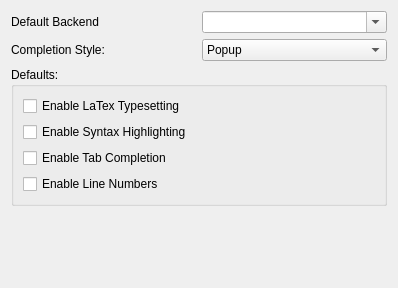
Qt form src/settings.ui (KDE/cantor) before a commit.
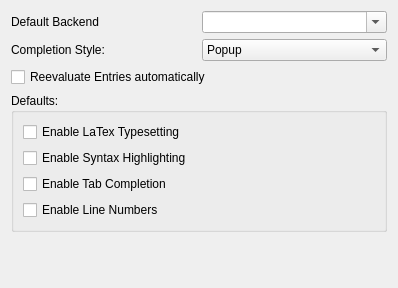
The same form after that commit. Custom widgets are drawn as their Qt base class.

```diff
--- a/src/settings.ui
+++ b/src/settings.ui
@@ -54,6 +54,16 @@
      </item>
     </layout>
    </item>
+   <item>
+    <widget class="QCheckBox" name="kcfg_AutoEval">
+     <property name="toolTip">
+      <string>When enabled, Cantor will automatically evaluate every entries below the current one</string>
+     </property>
+     <property name="text">
+      <string>Reevaluate Entries automatically</string>
+     </property>
+    </widget>
+   </item>
    <item>
     <layout class="QVBoxLayout" name="verticalLayout">
      <item>
```
